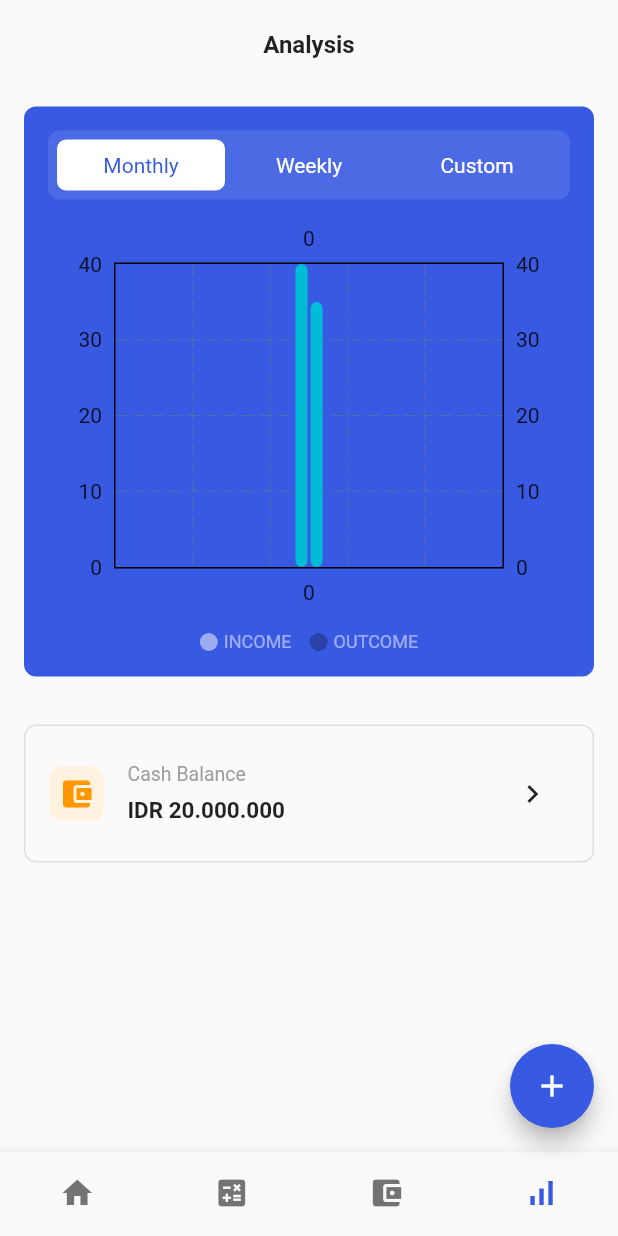
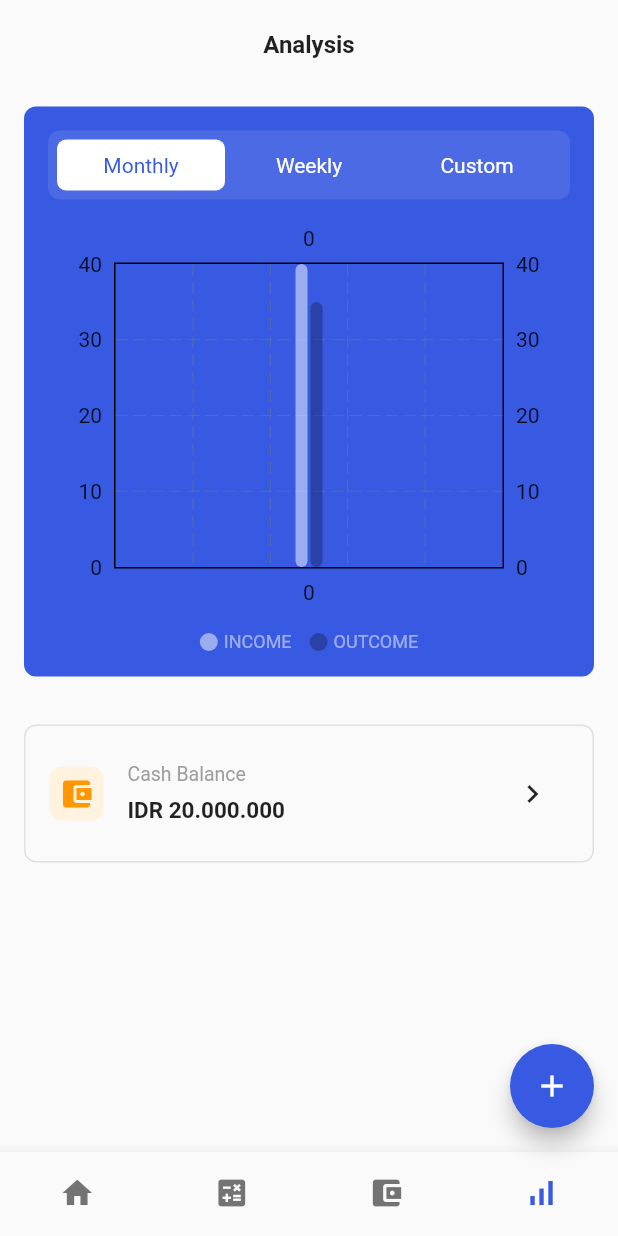
Before and after one commit to JAICHANGPARK/flutter_notebook_17th_story, a Flutter app: the screen it shows after launch, item 4 of the bottom bar chosen, on a phone screen of 412 x 824 dp. Run offline on Flutter 3.47's test engine with Material 2 defaults, Android fonts, the phone set to English and light mode, and no system bars; drawn by our look-alikes of fl_chart; our stand-ins replace cached_network_image, flutter_riverpod, ionicons, percent_indicator; network calls fail.

Commit message:
Update finance_chart_component.dart

```diff
--- a/lib/ep1004_finance_app/src/ui/finance_chart_component.dart
+++ b/lib/ep1004_finance_app/src/ui/finance_chart_component.dart
@@ -153,8 +153,8 @@ class _FinanceChartComponentState extends State<FinanceChartComponent> {
                     child: BarChart(BarChartData(
                         barGroups: [
                           BarChartGroupData(x: 0, barRods: [
-                            BarChartRodData(y: 40),
-                            BarChartRodData(y: 35)
+                            BarChartRodData(y: 40, colors: [Colors.white.withOpacity(0.5)]),
+                            BarChartRodData(y: 35, colors: [Colors.black26])
                           ])
                         ],
 
```
